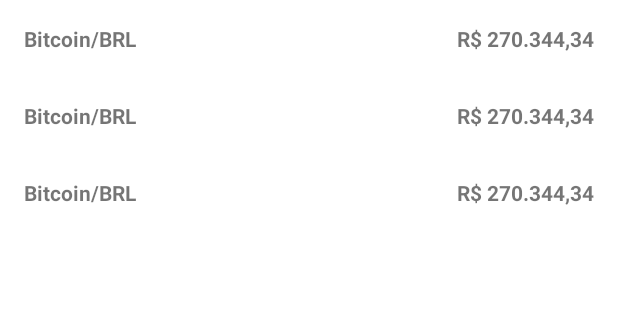
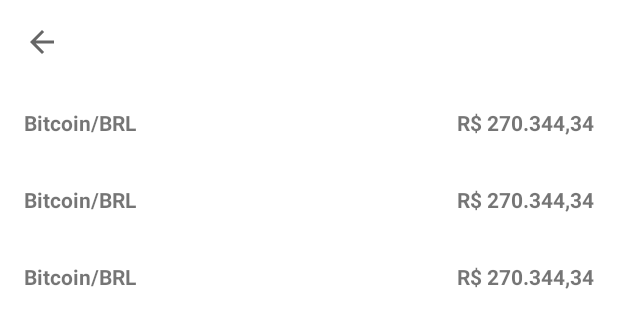
Before and after one commit to matheus-miranda/Crypto-Converter, an Android app: the layout fragment_history.xml on its own in the app's theme, with its tools: preview values and no code run, on a phone screen of 412 x 824 dp. Shown: the top 328 px of the screen. Run offline under Robolectric (Android 15) with nearby library versions, the light colour scheme and no system bars.

Commit message:
Add toolbar and Up navigation button to HistoryFragment

```diff
--- a/app/src/main/java/br/com/msmlabs/cryptoconverter/ui/HistoryFragment.kt
+++ b/app/src/main/java/br/com/msmlabs/cryptoconverter/ui/HistoryFragment.kt
@@ -4,7 +4,9 @@
 import android.view.LayoutInflater
 import android.view.View
 import android.view.ViewGroup
+import androidx.appcompat.app.AppCompatActivity
 import androidx.fragment.app.Fragment
+import androidx.navigation.fragment.findNavController
 import androidx.recyclerview.widget.DividerItemDecoration
 import br.com.msmlabs.cryptoconverter.core.createDialog
 import br.com.msmlabs.cryptoconverter.core.createProgressDialog
@@ -27,21 +29,25 @@
     ): View {
         _binding = FragmentHistoryBinding.inflate(inflater, container, false)
 
+        bindToolbar()
+        bindAdapter()
+        bindObservers()
+
+        return binding.root
+    }
+
+    private fun bindAdapter() {
         binding.apply {
             rvHistory.adapter = adapter
             rvHistory.addItemDecoration(
                 DividerItemDecoration(requireContext(), DividerItemDecoration.HORIZONTAL)
             )
         }
-        viewModel.getAllExchanges()
-        bindObservers()
-
-        //lifecycle.addObserver(viewModel)
-
-        return binding.root
     }
 
     private fun bindObservers() {
+        viewModel.getAllExchanges()
+
         viewModel.state.observe(viewLifecycleOwner, { state ->
             when (state) {
                 HistoryViewModel.State.Loading -> {
@@ -61,6 +67,18 @@
         })
     }
 
+    /**
+     * Sets the toolbar as action bar
+     */
+    private fun bindToolbar() {
+        (activity as AppCompatActivity).setSupportActionBar(binding.tbHistory)
+        (activity as AppCompatActivity).supportActionBar?.title = ""
+
+        binding.icBack.setOnClickListener {
+            findNavController().navigateUp()
+        }
+    }
+
     override fun onDestroyView() {
         super.onDestroyView()
         _binding = null
--- a/app/src/main/java/br/com/msmlabs/cryptoconverter/ui/HomeFragment.kt
+++ b/app/src/main/java/br/com/msmlabs/cryptoconverter/ui/HomeFragment.kt
@@ -31,13 +31,20 @@
     ): View {
         _binding = FragmentHomeBinding.inflate(inflater, container, false)
 
-        (activity as AppCompatActivity).setSupportActionBar(binding.toolbar)
-        setHasOptionsMenu(true)
+        bindToolbar()
         bindAdapters()
         bindListeners()
         bindObservers()
 
         return binding.root
+    }
+
+    /**
+     * Sets the toolbar as action bar
+     */
+    private fun bindToolbar() {
+        (activity as AppCompatActivity).setSupportActionBar(binding.toolbar)
+        setHasOptionsMenu(true)
     }
 
     /**
--- /dev/null
+++ b/app/src/main/res/drawable/ic_back_arrow.xml
@@ -0,0 +1,11 @@
+<vector xmlns:android="http://schemas.android.com/apk/res/android"
+    android:width="24dp"
+    android:height="24dp"
+    android:viewportWidth="24"
+    android:viewportHeight="24"
+    android:tint="?attr/colorControlNormal"
+    android:autoMirrored="true">
+  <path
+      android:fillColor="@android:color/white"
+      android:pathData="M20,11H7.83l5.59,-5.59L12,4l-8,8 8,8 1.41,-1.41L7.83,13H20v-2z"/>
+</vector>
--- a/app/src/main/res/layout/fragment_history.xml
+++ b/app/src/main/res/layout/fragment_history.xml
@@ -5,11 +5,31 @@
     android:layout_width="match_parent"
     android:layout_height="match_parent">
 
+    <com.google.android.material.appbar.MaterialToolbar
+        android:id="@+id/tb_history"
+        android:layout_width="match_parent"
+        android:layout_height="?attr/actionBarSize"
+        app:layout_constraintTop_toTopOf="parent" />
+
+    <ImageView
+        android:id="@+id/ic_back"
+        android:layout_width="wrap_content"
+        android:layout_height="wrap_content"
+        android:layout_marginStart="@dimen/layout_padding"
+        android:layout_marginTop="@dimen/layout_padding"
+        android:background="?attr/selectableItemBackgroundBorderless"
+        android:clickable="true"
+        android:focusable="true"
+        android:src="@drawable/ic_back_arrow"
+        app:layout_constraintStart_toStartOf="parent"
+        app:layout_constraintTop_toTopOf="parent" />
+
     <androidx.recyclerview.widget.RecyclerView
         android:id="@+id/rv_history"
         android:layout_width="match_parent"
-        android:layout_height="match_parent"
+        android:layout_height="wrap_content"
         app:layoutManager="androidx.recyclerview.widget.LinearLayoutManager"
+        app:layout_constraintTop_toBottomOf="@id/tb_history"
         tools:listitem="@layout/item_history" />
 
 </androidx.constraintlayout.widget.ConstraintLayout>
--- a/app/src/main/res/layout/item_history.xml
+++ b/app/src/main/res/layout/item_history.xml
@@ -9,9 +9,13 @@
 
     <com.google.android.material.textview.MaterialTextView
         android:id="@+id/tv_name"
-        android:layout_width="wrap_content"
+        android:layout_width="0dp"
         android:layout_height="wrap_content"
+        android:ellipsize="end"
+        android:maxLines="2"
         android:textStyle="bold"
+        app:layout_constraintEnd_toStartOf="@+id/tv_value"
+        app:layout_constraintHorizontal_chainStyle="spread_inside"
         app:layout_constraintStart_toStartOf="parent"
         app:layout_constraintTop_toTopOf="parent"
         tools:text="Bitcoin/BRL" />
@@ -20,8 +24,10 @@
         android:id="@+id/tv_value"
         android:layout_width="wrap_content"
         android:layout_height="wrap_content"
+        android:gravity="end"
         android:textStyle="bold"
         app:layout_constraintEnd_toEndOf="parent"
+        app:layout_constraintStart_toEndOf="@+id/tv_name"
         app:layout_constraintTop_toTopOf="parent"
         tools:text="R$ 270.344,34" />
 
```
